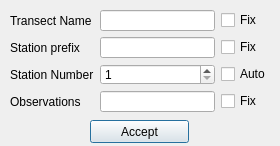
Old version of the form transectizer/ui_manualStationNaming.ui in the repository jtornero/transectizer.
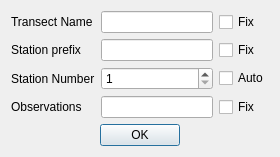
New version of the form.

```diff
--- a/transectizer/ui_manualStationNaming.ui
+++ b/transectizer/ui_manualStationNaming.ui
@@ -19,28 +19,8 @@
   <property name="modal">
    <bool>true</bool>
   </property>
-  <widget class="QPushButton" name="pushButton">
-   <property name="geometry">
-    <rect>
-     <x>90</x>
-     <y>120</y>
-     <width>99</width>
-     <height>23</height>
-    </rect>
-   </property>
-   <property name="text">
-    <string>Accept</string>
-   </property>
-  </widget>
-  <widget class="QWidget" name="layoutWidget">
-   <property name="geometry">
-    <rect>
-     <x>10</x>
-     <y>10</y>
-     <width>261</width>
-     <height>102</height>
-    </rect>
-   </property>
+  <layout class="QGridLayout" name="gridLayout">
+   <item row="0" column="0">
    <layout class="QGridLayout" name="mainLayout">
     <item row="0" column="0">
      <widget class="QLabel" name="transectLabel">
@@ -137,7 +117,18 @@
      </widget>
     </item>
    </layout>
-  </widget>
+   </item>
+   <item row="1" column="0">
+    <widget class="QDialogButtonBox" name="buttonBox">
+     <property name="standardButtons">
+      <set>QDialogButtonBox::Ok</set>
+     </property>
+     <property name="centerButtons">
+      <bool>true</bool>
+     </property>
+    </widget>
+   </item>
+  </layout>
  </widget>
  <tabstops>
   <tabstop>pushButton</tabstop>
```
Left out of the diff: 28 changed lines with no effect on the pictures. Lines whose indentation alone changed are shown as unchanged.
